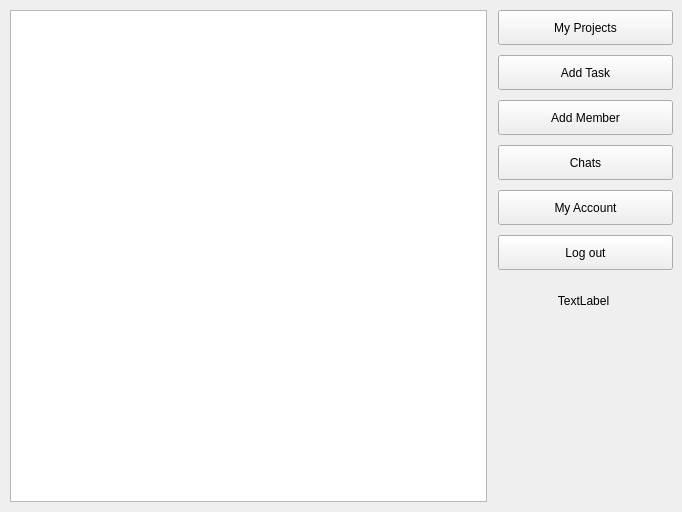
This is mainwindow.ui in AP-projects-4001/- as Qt 5 draws it before an edit. The edited form follows.
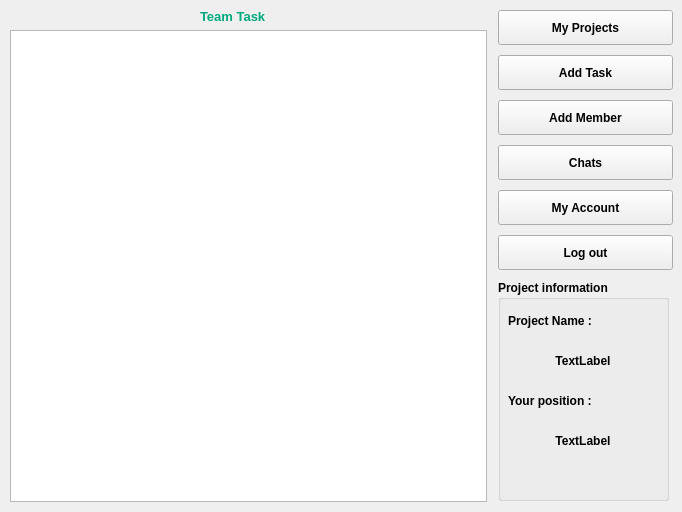
This is the edited form.

What changed in the file:
```diff
--- a/mainwindow.ui
+++ b/mainwindow.ui
@@ -26,15 +26,27 @@
    <string>MainWindow</string>
   </property>
   <widget class="QWidget" name="centralwidget">
-   <widget class="QListWidget" name="listWidget">
+   <widget class="QListWidget" name="tasks_list">
+    <property name="enabled">
+     <bool>true</bool>
+    </property>
     <property name="geometry">
      <rect>
       <x>10</x>
-      <y>10</y>
+      <y>30</y>
       <width>477</width>
-      <height>492</height>
+      <height>472</height>
      </rect>
     </property>
+    <property name="font">
+     <font>
+      <weight>75</weight>
+      <bold>true</bold>
+     </font>
+    </property>
+    <property name="styleSheet">
+     <string notr="true">color: rgb(0, 85, 127);</string>
+    </property>
    </widget>
    <widget class="QPushButton" name="my_project_button">
     <property name="enabled">
@@ -48,6 +60,13 @@
       <height>35</height>
      </rect>
     </property>
+    <property name="font">
+     <font>
+      <pointsize>9</pointsize>
+      <weight>75</weight>
+      <bold>true</bold>
+     </font>
+    </property>
     <property name="text">
      <string>My Projects</string>
     </property>
@@ -64,6 +83,13 @@
       <height>35</height>
      </rect>
     </property>
+    <property name="font">
+     <font>
+      <pointsize>9</pointsize>
+      <weight>75</weight>
+      <bold>true</bold>
+     </font>
+    </property>
     <property name="text">
      <string>Add Task</string>
     </property>
@@ -80,6 +106,14 @@
       <height>35</height>
      </rect>
     </property>
+    <property name="font">
+     <font>
+      <pointsize>9</pointsize>
+      <weight>75</weight>
+      <italic>false</italic>
+      <bold>true</bold>
+     </font>
+    </property>
     <property name="text">
      <string>Add Member</string>
     </property>
@@ -96,6 +130,13 @@
       <height>35</height>
      </rect>
     </property>
+    <property name="font">
+     <font>
+      <pointsize>9</pointsize>
+      <weight>75</weight>
+      <bold>true</bold>
+     </font>
+    </property>
     <property name="text">
      <string>Chats</string>
     </property>
@@ -112,6 +153,13 @@
       <height>35</height>
      </rect>
     </property>
+    <property name="font">
+     <font>
+      <pointsize>9</pointsize>
+      <weight>75</weight>
+      <bold>true</bold>
+     </font>
+    </property>
     <property name="text">
      <string>My Account</string>
     </property>
@@ -128,24 +176,567 @@
       <height>35</height>
      </rect>
     </property>
+    <property name="font">
+     <font>
+      <pointsize>9</pointsize>
+      <weight>75</weight>
+      <bold>true</bold>
+     </font>
+    </property>
     <property name="text">
      <string>Log out</string>
     </property>
    </widget>
-   <widget class="QLabel" name="project_name">
+   <widget class="QGroupBox" name="groupBox">
     <property name="geometry">
      <rect>
       <x>498</x>
       <y>280</y>
       <width>171</width>
-      <height>41</height>
+      <height>221</height>
      </rect>
+    </property>
+    <property name="font">
+     <font>
+      <pointsize>9</pointsize>
+      <weight>75</weight>
+      <bold>true</bold>
+     </font>
+    </property>
+    <property name="toolTip">
+     <string>&lt;html&gt;&lt;head/&gt;&lt;body&gt;&lt;p&gt;&lt;span style=&quot; font-weight:600;&quot;&gt;This section shows the information of the project you are in.&lt;/span&gt;&lt;/p&gt;&lt;/body&gt;&lt;/html&gt;</string>
+    </property>
+    <property name="title">
+     <string>Project information</string>
+    </property>
+    <widget class="QLabel" name="project_name">
+     <property name="geometry">
+      <rect>
+       <x>10</x>
+       <y>60</y>
+       <width>150</width>
+       <height>41</height>
+      </rect>
+     </property>
+     <property name="text">
+      <string>TextLabel</string>
+     </property>
+     <property name="alignment">
+      <set>Qt::AlignCenter</set>
+     </property>
+    </widget>
+    <widget class="QLabel" name="label_3">
+     <property name="geometry">
+      <rect>
+       <x>10</x>
+       <y>20</y>
+       <width>150</width>
+       <height>41</height>
+      </rect>
+     </property>
+     <property name="text">
+      <string>Project Name :</string>
+     </property>
+    </widget>
+    <widget class="QLabel" name="your_position">
+     <property name="geometry">
+      <rect>
+       <x>10</x>
+       <y>140</y>
+       <width>150</width>
+       <height>41</height>
+      </rect>
+     </property>
+     <property name="text">
+      <string>TextLabel</string>
+     </property>
+     <property name="alignment">
+      <set>Qt::AlignCenter</set>
+     </property>
+    </widget>
+    <widget class="QLabel" name="label">
+     <property name="geometry">
+      <rect>
+       <x>10</x>
+       <y>100</y>
+       <width>150</width>
+       <height>41</height>
+      </rect>
+     </property>
+     <property name="text">
+      <string>Your position :</string>
+     </property>
+    </widget>
+   </widget>
+   <widget class="QLabel" name="label_2">
+    <property name="geometry">
+     <rect>
+      <x>200</x>
+      <y>6</y>
+      <width>100</width>
+      <height>20</height>
+     </rect>
+    </property>
+    <property name="palette">
+     <palette>
+      <active>
+       <colorrole role="WindowText">
+        <brush brushstyle="SolidPattern">
+         <color alpha="255">
+          <red>0</red>
+          <green>170</green>
+          <blue>127</blue>
+         </color>
+        </brush>
+       </colorrole>
+       <colorrole role="Button">
+        <brush brushstyle="SolidPattern">
+         <color alpha="255">
+          <red>0</red>
+          <green>170</green>
+          <blue>127</blue>
+         </color>
+        </brush>
+       </colorrole>
+       <colorrole role="Light">
+        <brush brushstyle="SolidPattern">
+         <color alpha="255">
+          <red>0</red>
+          <green>255</green>
+          <blue>191</blue>
+         </color>
+        </brush>
+       </colorrole>
+       <colorrole role="Midlight">
+        <brush brushstyle="SolidPattern">
+         <color alpha="255">
+          <red>0</red>
+          <green>212</green>
+          <blue>159</blue>
+         </color>
+        </brush>
+       </colorrole>
+       <colorrole role="Dark">
+        <brush brushstyle="SolidPattern">
+         <color alpha="255">
+          <red>0</red>
+          <green>85</green>
+          <blue>63</blue>
+         </color>
+        </brush>
+       </colorrole>
+       <colorrole role="Mid">
+        <brush brushstyle="SolidPattern">
+         <color alpha="255">
+          <red>0</red>
+          <green>113</green>
+          <blue>84</blue>
+         </color>
+        </brush>
+       </colorrole>
+       <colorrole role="Text">
+        <brush brushstyle="SolidPattern">
+         <color alpha="255">
+          <red>0</red>
+          <green>170</green>
+          <blue>127</blue>
+         </color>
+        </brush>
+       </colorrole>
+       <colorrole role="BrightText">
+        <brush brushstyle="SolidPattern">
+         <color alpha="255">
+          <red>255</red>
+          <green>255</green>
+          <blue>255</blue>
+         </color>
+        </brush>
+       </colorrole>
+       <colorrole role="ButtonText">
+        <brush brushstyle="SolidPattern">
+         <color alpha="255">
+          <red>0</red>
+          <green>170</green>
+          <blue>127</blue>
+         </color>
+        </brush>
+       </colorrole>
+       <colorrole role="Base">
+        <brush brushstyle="SolidPattern">
+         <color alpha="255">
+          <red>255</red>
+          <green>255</green>
+          <blue>255</blue>
+         </color>
+        </brush>
+       </colorrole>
+       <colorrole role="Window">
+        <brush brushstyle="SolidPattern">
+         <color alpha="255">
+          <red>0</red>
+          <green>170</green>
+          <blue>127</blue>
+         </color>
+        </brush>
+       </colorrole>
+       <colorrole role="Shadow">
+        <brush brushstyle="SolidPattern">
+         <color alpha="255">
+          <red>0</red>
+          <green>0</green>
+          <blue>0</blue>
+         </color>
+        </brush>
+       </colorrole>
+       <colorrole role="AlternateBase">
+        <brush brushstyle="SolidPattern">
+         <color alpha="255">
+          <red>127</red>
+          <green>212</green>
+          <blue>191</blue>
+         </color>
+        </brush>
+       </colorrole>
+       <colorrole role="ToolTipBase">
+        <brush brushstyle="SolidPattern">
+         <color alpha="255">
+          <red>255</red>
+          <green>255</green>
+          <blue>220</blue>
+         </color>
+        </brush>
+       </colorrole>
+       <colorrole role="ToolTipText">
+        <brush brushstyle="SolidPattern">
+         <color alpha="255">
+          <red>0</red>
+          <green>0</green>
+          <blue>0</blue>
+         </color>
+        </brush>
+       </colorrole>
+       <colorrole role="PlaceholderText">
+        <brush brushstyle="SolidPattern">
+         <color alpha="128">
+          <red>0</red>
+          <green>0</green>
+          <blue>0</blue>
+         </color>
+        </brush>
+       </colorrole>
+      </active>
+      <inactive>
+       <colorrole role="WindowText">
+        <brush brushstyle="SolidPattern">
+         <color alpha="255">
+          <red>0</red>
+          <green>170</green>
+          <blue>127</blue>
+         </color>
+        </brush>
+       </colorrole>
+       <colorrole role="Button">
+        <brush brushstyle="SolidPattern">
+         <color alpha="255">
+          <red>0</red>
+          <green>170</green>
+          <blue>127</blue>
+         </color>
+        </brush>
+       </colorrole>
+       <colorrole role="Light">
+        <brush brushstyle="SolidPattern">
+         <color alpha="255">
+          <red>0</red>
+          <green>255</green>
+          <blue>191</blue>
+         </color>
+        </brush>
+       </colorrole>
+       <colorrole role="Midlight">
+        <brush brushstyle="SolidPattern">
+         <color alpha="255">
+          <red>0</red>
+          <green>212</green>
+          <blue>159</blue>
+         </color>
+        </brush>
+       </colorrole>
+       <colorrole role="Dark">
+        <brush brushstyle="SolidPattern">
+         <color alpha="255">
+          <red>0</red>
+          <green>85</green>
+          <blue>63</blue>
+         </color>
+        </brush>
+       </colorrole>
+       <colorrole role="Mid">
+        <brush brushstyle="SolidPattern">
+         <color alpha="255">
+          <red>0</red>
+          <green>113</green>
+          <blue>84</blue>
+         </color>
+        </brush>
+       </colorrole>
+       <colorrole role="Text">
+        <brush brushstyle="SolidPattern">
+         <color alpha="255">
+          <red>0</red>
+          <green>170</green>
+          <blue>127</blue>
+         </color>
+        </brush>
+       </colorrole>
+       <colorrole role="BrightText">
+        <brush brushstyle="SolidPattern">
+         <color alpha="255">
+          <red>255</red>
+          <green>255</green>
+          <blue>255</blue>
+         </color>
+        </brush>
+       </colorrole>
+       <colorrole role="ButtonText">
+        <brush brushstyle="SolidPattern">
+         <color alpha="255">
+          <red>0</red>
+          <green>170</green>
+          <blue>127</blue>
+         </color>
+        </brush>
+       </colorrole>
+       <colorrole role="Base">
+        <brush brushstyle="SolidPattern">
+         <color alpha="255">
+          <red>255</red>
+          <green>255</green>
+          <blue>255</blue>
+         </color>
+        </brush>
+       </colorrole>
+       <colorrole role="Window">
+        <brush brushstyle="SolidPattern">
+         <color alpha="255">
+          <red>0</red>
+          <green>170</green>
+          <blue>127</blue>
+         </color>
+        </brush>
+       </colorrole>
+       <colorrole role="Shadow">
+        <brush brushstyle="SolidPattern">
+         <color alpha="255">
+          <red>0</red>
+          <green>0</green>
+          <blue>0</blue>
+         </color>
+        </brush>
+       </colorrole>
+       <colorrole role="AlternateBase">
+        <brush brushstyle="SolidPattern">
+         <color alpha="255">
+          <red>127</red>
+          <green>212</green>
+          <blue>191</blue>
+         </color>
+        </brush>
+       </colorrole>
+       <colorrole role="ToolTipBase">
+        <brush brushstyle="SolidPattern">
+         <color alpha="255">
+          <red>255</red>
+          <green>255</green>
+          <blue>220</blue>
+         </color>
+        </brush>
+       </colorrole>
+       <colorrole role="ToolTipText">
+        <brush brushstyle="SolidPattern">
+         <color alpha="255">
+          <red>0</red>
+          <green>0</green>
+          <blue>0</blue>
+         </color>
+        </brush>
+       </colorrole>
+       <colorrole role="PlaceholderText">
+        <brush brushstyle="SolidPattern">
+         <color alpha="128">
+          <red>0</red>
+          <green>0</green>
+          <blue>0</blue>
+         </color>
+        </brush>
+       </colorrole>
+      </inactive>
+      <disabled>
+       <colorrole role="WindowText">
+        <brush brushstyle="SolidPattern">
+         <color alpha="255">
+          <red>0</red>
+          <green>170</green>
+          <blue>127</blue>
+         </color>
+        </brush>
+       </colorrole>
+       <colorrole role="Button">
+        <brush brushstyle="SolidPattern">
+         <color alpha="255">
+          <red>0</red>
+          <green>170</green>
+          <blue>127</blue>
+         </color>
+        </brush>
+       </colorrole>
+       <colorrole role="Light">
+        <brush brushstyle="SolidPattern">
+         <color alpha="255">
+          <red>0</red>
+          <green>255</green>
+          <blue>191</blue>
+         </color>
+        </brush>
+       </colorrole>
+       <colorrole role="Midlight">
+        <brush brushstyle="SolidPattern">
+         <color alpha="255">
+          <red>0</red>
+          <green>212</green>
+          <blue>159</blue>
+         </color>
+        </brush>
+       </colorrole>
+       <colorrole role="Dark">
+        <brush brushstyle="SolidPattern">
+         <color alpha="255">
+          <red>0</red>
+          <green>85</green>
+          <blue>63</blue>
+         </color>
+        </brush>
+       </colorrole>
+       <colorrole role="Mid">
+        <brush brushstyle="SolidPattern">
+         <color alpha="255">
+          <red>0</red>
+          <green>113</green>
+          <blue>84</blue>
+         </color>
+        </brush>
+       </colorrole>
+       <colorrole role="Text">
+        <brush brushstyle="SolidPattern">
+         <color alpha="255">
+          <red>0</red>
+          <green>170</green>
+          <blue>127</blue>
+         </color>
+        </brush>
+       </colorrole>
+       <colorrole role="BrightText">
+        <brush brushstyle="SolidPattern">
+         <color alpha="255">
+          <red>255</red>
+          <green>255</green>
+          <blue>255</blue>
+         </color>
+        </brush>
+       </colorrole>
+       <colorrole role="ButtonText">
+        <brush brushstyle="SolidPattern">
+         <color alpha="255">
+          <red>0</red>
+          <green>170</green>
+          <blue>127</blue>
+         </color>
+        </brush>
+       </colorrole>
+       <colorrole role="Base">
+        <brush brushstyle="SolidPattern">
+         <color alpha="255">
+          <red>0</red>
+          <green>170</green>
+          <blue>127</blue>
+         </color>
+        </brush>
+       </colorrole>
+       <colorrole role="Window">
+        <brush brushstyle="SolidPattern">
+         <color alpha="255">
+          <red>0</red>
+          <green>170</green>
+          <blue>127</blue>
+         </color>
+        </brush>
+       </colorrole>
+       <colorrole role="Shadow">
+        <brush brushstyle="SolidPattern">
+         <color alpha="255">
+          <red>0</red>
+          <green>0</green>
+          <blue>0</blue>
+         </color>
+        </brush>
+       </colorrole>
+       <colorrole role="AlternateBase">
+        <brush brushstyle="SolidPattern">
+         <color alpha="255">
+          <red>0</red>
+          <green>170</green>
+          <blue>127</blue>
+         </color>
+        </brush>
+       </colorrole>
+       <colorrole role="ToolTipBase">
+        <brush brushstyle="SolidPattern">
+         <color alpha="255">
+          <red>255</red>
+          <green>255</green>
+          <blue>220</blue>
+         </color>
+        </brush>
+       </colorrole>
+       <colorrole role="ToolTipText">
+        <brush brushstyle="SolidPattern">
+         <color alpha="255">
+          <red>0</red>
+          <green>0</green>
+          <blue>0</blue>
+         </color>
+        </brush>
+       </colorrole>
+       <colorrole role="PlaceholderText">
+        <brush brushstyle="SolidPattern">
+         <color alpha="128">
+          <red>0</red>
+          <green>0</green>
+          <blue>0</blue>
+         </color>
+        </brush>
+       </colorrole>
+      </disabled>
+     </palette>
+    </property>
+    <property name="font">
+     <font>
+      <pointsize>10</pointsize>
+      <weight>75</weight>
+      <bold>true</bold>
+     </font>
+    </property>
+    <property name="mouseTracking">
+     <bool>false</bool>
+    </property>
+    <property name="styleSheet">
+     <string notr="true">color: rgb(0, 170, 127);</string>
     </property>
     <property name="text">
-     <string>TextLabel</string>
+     <string>Team Task</string>
     </property>
-    <property name="alignment">
-     <set>Qt::AlignCenter</set>
+    <property name="scaledContents">
+     <bool>false</bool>
     </property>
    </widget>
   </widget>
```
